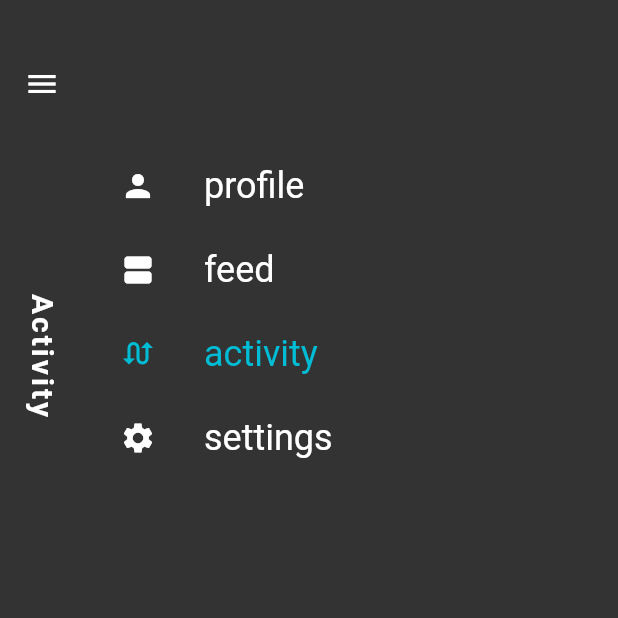
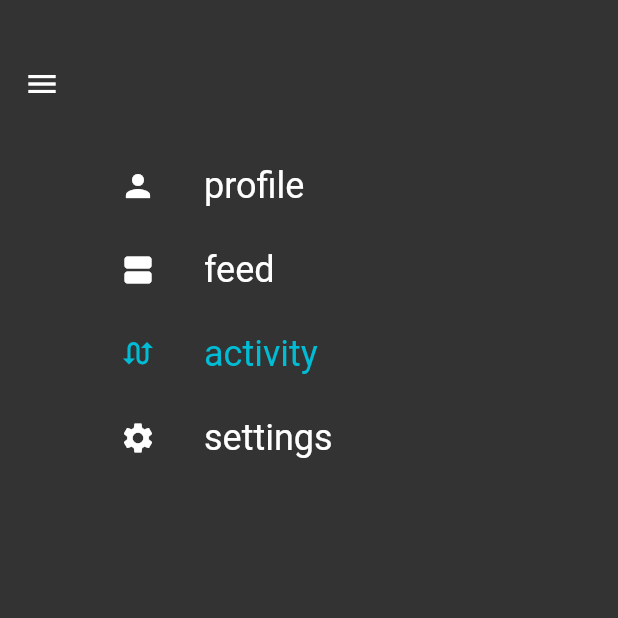
Before and after one commit to reply-1988/guillotine, a Flutter app: the screen it shows after launch, after a tap on the "menu" icon, on a phone screen of 412 x 824 dp, the top half of it. Run offline on Flutter 3.47's test engine with Material 2 defaults, Android fonts, the phone set to English and light mode, and no system bars.

Commit message:
1. 完成

```diff
--- a/lib/main.dart
+++ b/lib/main.dart
@@ -77,7 +77,6 @@ class _GuillotineMenuState extends State<GuillotineMenu>
   _GuillotineAnimationStatus menuAnimationStatus =
       _GuillotineAnimationStatus.closed;
 
-
   ///Menu Icon onPress() handle
   _handleMenuOpenClose() {
     if (menuAnimationStatus == _GuillotineAnimationStatus.closed) {
@@ -120,7 +119,12 @@ class _GuillotineMenuState extends State<GuillotineMenu>
             parent: animationControllerMenu,
             curve: Curves.bounceOut,
             reverseCurve: Curves.bounceIn));
-
+    animationTitleFadeInOut = Tween(
+      begin: 1.0,
+      end: 0.0,
+    ).animate(new CurvedAnimation(
+        parent: animationControllerMenu,
+        curve: Interval(0.0, 0.5, curve: Curves.ease)));
   }
 
   @override
@@ -171,6 +175,10 @@ class _GuillotineMenuState extends State<GuillotineMenu>
         origin: Offset.zero,
         child: Opacity(
           opacity: 1.0,
+          child: Center(
+            child: Container(
+              child: Opacity(
+                opacity: animationTitleFadeInOut.value,
                 child: Text(
                   "Activity",
                   textAlign: TextAlign.center,
@@ -179,6 +187,9 @@ class _GuillotineMenuState extends State<GuillotineMenu>
                       fontSize: 20,
                       fontWeight: FontWeight.bold,
                       letterSpacing: 2.0),
+                ),
+              ),
+            ),
           ),
         ),
       ),
```
Lines whose indentation alone changed are shown as unchanged.
